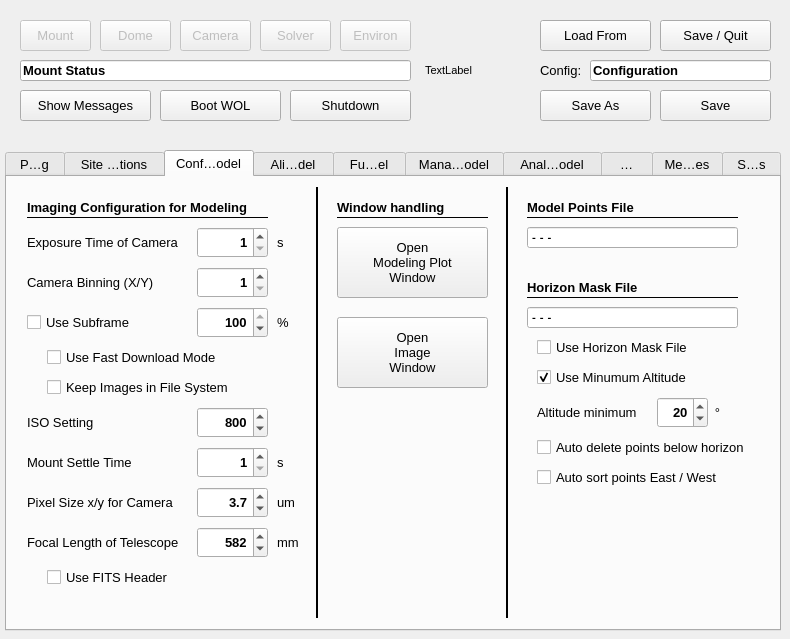
This is mountwizzard/gui/wizzard_main_ui.ui in sayitfast/MountWizzard3 as Qt 5 draws it before an edit. The edited form follows.
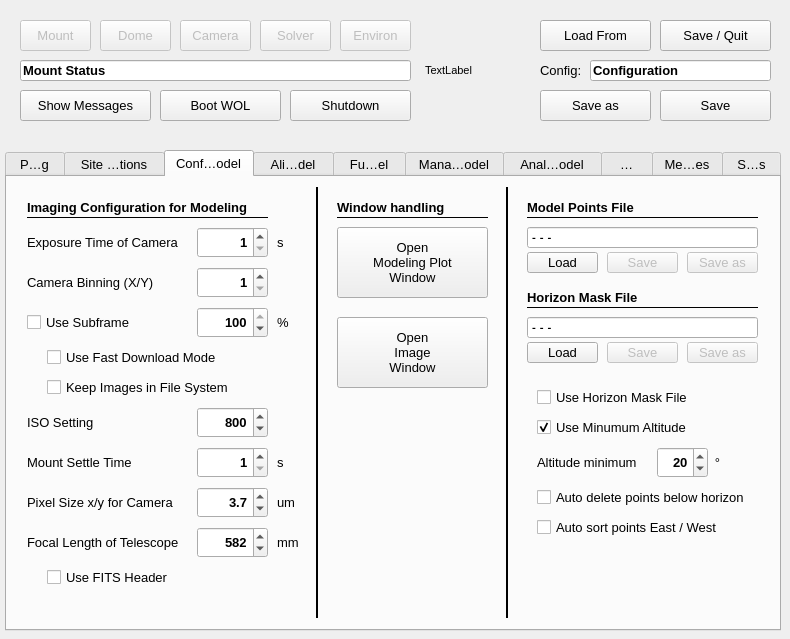
This is the edited form. Custom widgets are drawn as their Qt base class.

What changed in the file:
```diff
--- a/mountwizzard/gui/wizzard_main_ui.ui
+++ b/mountwizzard/gui/wizzard_main_ui.ui
@@ -3856,7 +3856,7 @@
      <property name="geometry">
       <rect>
        <x>530</x>
-       <y>290</y>
+       <y>340</y>
        <width>211</width>
        <height>20</height>
       </rect>
@@ -3931,7 +3931,7 @@
      <property name="geometry">
       <rect>
        <x>530</x>
-       <y>260</y>
+       <y>310</y>
        <width>211</width>
        <height>20</height>
       </rect>
@@ -3974,7 +3974,7 @@
      <property name="geometry">
       <rect>
        <x>700</x>
-       <y>220</y>
+       <y>270</y>
        <width>21</width>
        <height>31</height>
       </rect>
@@ -3998,7 +3998,7 @@
      <property name="geometry">
       <rect>
        <x>530</x>
-       <y>190</y>
+       <y>240</y>
        <width>211</width>
        <height>21</height>
       </rect>
@@ -4022,7 +4022,7 @@
      <property name="geometry">
       <rect>
        <x>530</x>
-       <y>160</y>
+       <y>210</y>
        <width>211</width>
        <height>21</height>
       </rect>
@@ -4047,7 +4047,7 @@
       <rect>
        <x>520</x>
        <y>50</y>
-       <width>211</width>
+       <width>231</width>
        <height>21</height>
       </rect>
      </property>
@@ -4082,8 +4082,8 @@
      <property name="geometry">
       <rect>
        <x>520</x>
-       <y>130</y>
-       <width>211</width>
+       <y>140</y>
+       <width>231</width>
        <height>21</height>
       </rect>
      </property>
@@ -4118,8 +4118,8 @@
      <property name="geometry">
       <rect>
        <x>520</x>
-       <y>120</y>
-       <width>211</width>
+       <y>130</y>
+       <width>231</width>
        <height>1</height>
       </rect>
      </property>
@@ -4139,7 +4139,7 @@
      <property name="geometry">
       <rect>
        <x>530</x>
-       <y>220</y>
+       <y>270</y>
        <width>111</width>
        <height>31</height>
       </rect>
@@ -4177,7 +4177,7 @@
      <property name="geometry">
       <rect>
        <x>520</x>
-       <y>100</y>
+       <y>110</y>
        <width>121</width>
        <height>21</height>
       </rect>
@@ -4197,7 +4197,7 @@
      <property name="geometry">
       <rect>
        <x>650</x>
-       <y>220</y>
+       <y>270</y>
        <width>51</width>
        <height>31</height>
       </rect>
@@ -4236,7 +4236,7 @@
       <rect>
        <x>520</x>
        <y>40</y>
-       <width>211</width>
+       <width>231</width>
        <height>1</height>
       </rect>
      </property>
@@ -4915,6 +4915,162 @@
       <enum>Qt::Horizontal</enum>
      </property>
     </widget>
+    <widget class="QPushButton" name="btn_saveConfigAs_2">
+     <property name="enabled">
+      <bool>false</bool>
+     </property>
+     <property name="geometry">
+      <rect>
+       <x>680</x>
+       <y>75</y>
+       <width>71</width>
+       <height>21</height>
+      </rect>
+     </property>
+     <property name="font">
+      <font>
+       <pointsize>10</pointsize>
+      </font>
+     </property>
+     <property name="toolTip">
+      <string>&lt;html&gt;&lt;head/&gt;&lt;body&gt;&lt;p&gt;Saves the settings data in config.cfg&lt;/p&gt;&lt;/body&gt;&lt;/html&gt;</string>
+     </property>
+     <property name="styleSheet">
+      <string notr="true"/>
+     </property>
+     <property name="text">
+      <string>Save as</string>
+     </property>
+    </widget>
+    <widget class="QPushButton" name="btn_loadModelPoints">
+     <property name="geometry">
+      <rect>
+       <x>520</x>
+       <y>75</y>
+       <width>71</width>
+       <height>21</height>
+      </rect>
+     </property>
+     <property name="font">
+      <font>
+       <pointsize>10</pointsize>
+      </font>
+     </property>
+     <property name="toolTip">
+      <string>&lt;html&gt;&lt;head/&gt;&lt;body&gt;&lt;p&gt;Saves the settings data in config.cfg&lt;/p&gt;&lt;/body&gt;&lt;/html&gt;</string>
+     </property>
+     <property name="styleSheet">
+      <string notr="true"/>
+     </property>
+     <property name="text">
+      <string>Load</string>
+     </property>
+    </widget>
+    <widget class="QPushButton" name="btn_saveModelPoints">
+     <property name="enabled">
+      <bool>false</bool>
+     </property>
+     <property name="geometry">
+      <rect>
+       <x>600</x>
+       <y>75</y>
+       <width>71</width>
+       <height>21</height>
+      </rect>
+     </property>
+     <property name="font">
+      <font>
+       <pointsize>10</pointsize>
+      </font>
+     </property>
+     <property name="toolTip">
+      <string>&lt;html&gt;&lt;head/&gt;&lt;body&gt;&lt;p&gt;Saves the settings data in config.cfg&lt;/p&gt;&lt;/body&gt;&lt;/html&gt;</string>
+     </property>
+     <property name="styleSheet">
+      <string notr="true"/>
+     </property>
+     <property name="text">
+      <string>Save</string>
+     </property>
+    </widget>
+    <widget class="QPushButton" name="btn_saveHorizonMaskAs">
+     <property name="enabled">
+      <bool>false</bool>
+     </property>
+     <property name="geometry">
+      <rect>
+       <x>680</x>
+       <y>165</y>
+       <width>71</width>
+       <height>21</height>
+      </rect>
+     </property>
+     <property name="font">
+      <font>
+       <pointsize>10</pointsize>
+      </font>
+     </property>
+     <property name="toolTip">
+      <string>&lt;html&gt;&lt;head/&gt;&lt;body&gt;&lt;p&gt;Saves the settings data in config.cfg&lt;/p&gt;&lt;/body&gt;&lt;/html&gt;</string>
+     </property>
+     <property name="styleSheet">
+      <string notr="true"/>
+     </property>
+     <property name="text">
+      <string>Save as</string>
+     </property>
+    </widget>
+    <widget class="QPushButton" name="btn_loadHorizonMask">
+     <property name="geometry">
+      <rect>
+       <x>520</x>
+       <y>165</y>
+       <width>71</width>
+       <height>21</height>
+      </rect>
+     </property>
+     <property name="font">
+      <font>
+       <pointsize>10</pointsize>
+      </font>
+     </property>
+     <property name="toolTip">
+      <string>&lt;html&gt;&lt;head/&gt;&lt;body&gt;&lt;p&gt;Saves the settings data in config.cfg&lt;/p&gt;&lt;/body&gt;&lt;/html&gt;</string>
+     </property>
+     <property name="styleSheet">
+      <string notr="true"/>
+     </property>
+     <property name="text">
+      <string>Load</string>
+     </property>
+    </widget>
+    <widget class="QPushButton" name="btn_saveHorizonMask">
+     <property name="enabled">
+      <bool>false</bool>
+     </property>
+     <property name="geometry">
+      <rect>
+       <x>600</x>
+       <y>165</y>
+       <width>71</width>
+       <height>21</height>
+      </rect>
+     </property>
+     <property name="font">
+      <font>
+       <pointsize>10</pointsize>
+      </font>
+     </property>
+     <property name="toolTip">
+      <string>&lt;html&gt;&lt;head/&gt;&lt;body&gt;&lt;p&gt;Saves the settings data in config.cfg&lt;/p&gt;&lt;/body&gt;&lt;/html&gt;</string>
+     </property>
+     <property name="styleSheet">
+      <string notr="true"/>
+     </property>
+     <property name="text">
+      <string>Save</string>
+     </property>
+    </widget>
    </widget>
    <widget class="QWidget" name="tab_15">
     <attribute name="title">
@@ -13460,7 +13616,7 @@
     <string notr="true"/>
    </property>
    <property name="text">
-    <string>Save As</string>
+    <string>Save as</string>
    </property>
   </widget>
   <widget class="QLineEdit" name="le_configName">
```
